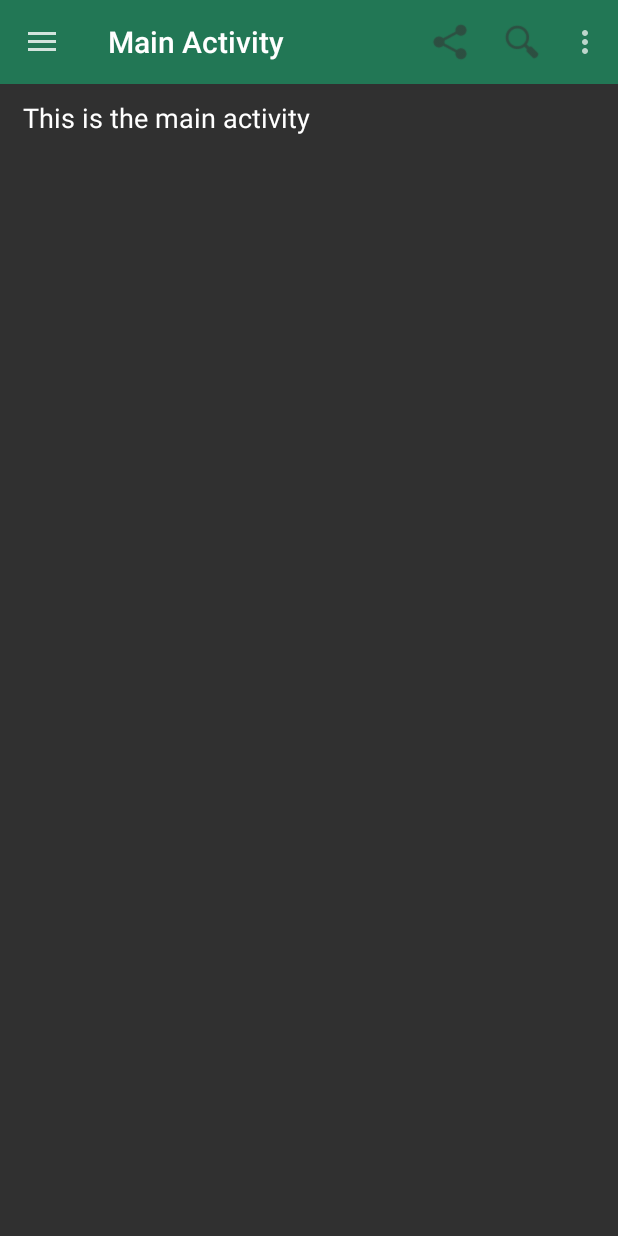
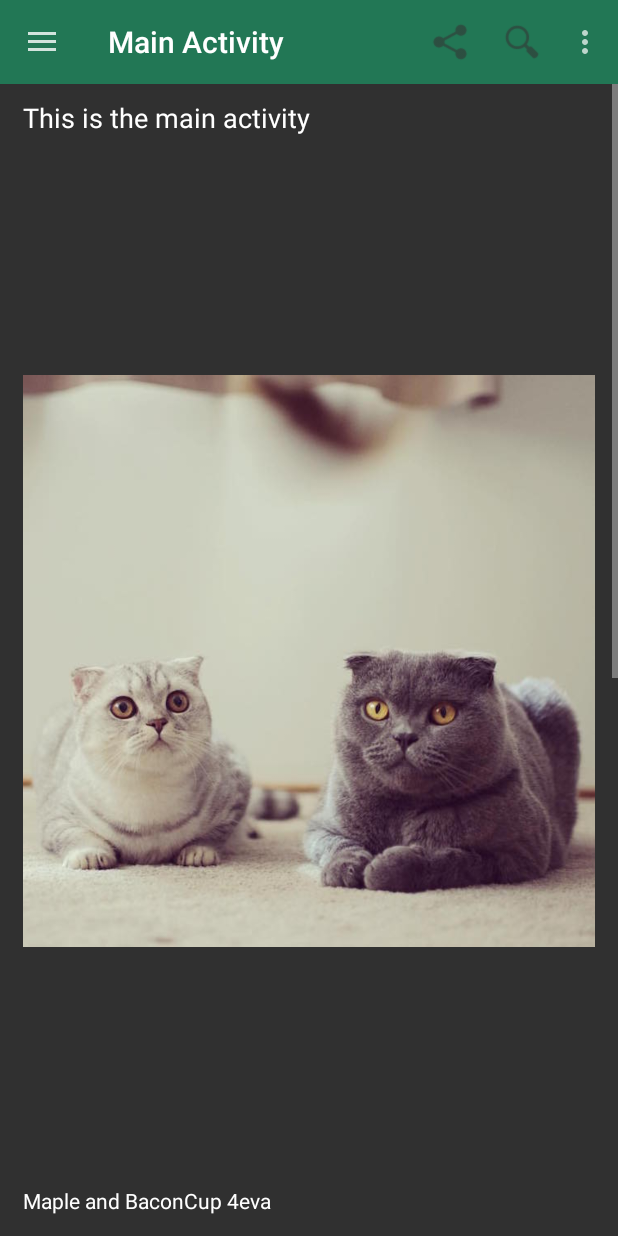
Before and after one commit to lararufflecoles/TutorialStartScreenAndSideMenu, an Android app: the MainActivity screen opened directly, with no data from a screen before it, on a phone screen of 412 x 824 dp. Run offline under Robolectric (Android 15) with nearby library versions, the phone set to English and light mode, and no system bars.

Commit message:
Added text and image view to main activity

```diff
--- a/app/src/main/java/es/rufflecol/lara/tutorialstartscreenandsidemenu/MainActivity.java
+++ b/app/src/main/java/es/rufflecol/lara/tutorialstartscreenandsidemenu/MainActivity.java
@@ -11,6 +11,7 @@ import android.view.MenuInflater;
 import android.support.v7.widget.Toolbar;
 import android.view.MenuItem;
 import android.widget.ArrayAdapter;
+import android.widget.ImageView;
 import android.widget.Toast;
 
 public class MainActivity extends AppCompatActivity {
@@ -42,6 +43,9 @@ public class MainActivity extends AppCompatActivity {
                 return true;
             }
         });
+
+        ImageView imageView = (ImageView) findViewById(R.id.bmImageView);
+        imageView.setImageResource(R.drawable.bm);
     }
 
 
--- a/app/src/main/res/layout/activity_main.xml
+++ b/app/src/main/res/layout/activity_main.xml
@@ -18,15 +18,52 @@
             android:background="@color/dark_green"
             android:minHeight="?attr/actionBarSize" />
 
-        <TextView
+        <ScrollView xmlns:android="http://schemas.android.com/apk/res/android"
             android:layout_width="match_parent"
             android:layout_height="wrap_content"
             android:layout_below="@id/toolbar"
-            android:paddingLeft="@dimen/side_padding"
-            android:paddingTop="@dimen/top_padding"
-            android:text="@string/main_activity"
-            android:textColor="@color/white"
-            android:textSize="@dimen/text_size_normal" />
+            android:fillViewport="false"
+            android:orientation="vertical">
+
+            <LinearLayout
+                android:layout_width="match_parent"
+                android:layout_height="wrap_content"
+                android:orientation="vertical">
+
+                <TextView
+                    android:id="@+id/main_activity_header"
+                    android:layout_width="match_parent"
+                    android:layout_height="wrap_content"
+                    android:layout_below="@id/toolbar"
+                    android:paddingLeft="@dimen/side_padding"
+                    android:paddingRight="@dimen/side_padding"
+                    android:paddingTop="@dimen/top_padding"
+                    android:text="@string/main_activity_sub_header"
+                    android:textColor="@color/white"
+                    android:textSize="@dimen/text_size_sub_header" />
+
+                <ImageView
+                    android:id="@+id/bmImageView"
+                    android:layout_width="match_parent"
+                    android:layout_height="wrap_content"
+                    android:layout_below="@+id/main_activity_header"
+                    android:paddingLeft="@dimen/side_padding"
+                    android:paddingRight="@dimen/side_padding" />
+
+                <TextView
+                    android:id="@+id/main_activity_text"
+                    android:layout_width="match_parent"
+                    android:layout_height="wrap_content"
+                    android:layout_below="@+id/bmImageView"
+                    android:paddingLeft="@dimen/side_padding"
+                    android:paddingRight="@dimen/side_padding"
+                    android:text="@string/main_activity_text"
+                    android:textColor="@color/white"
+                    android:textSize="@dimen/text_size_normal" />
+
+            </LinearLayout>
+
+        </ScrollView>
 
     </RelativeLayout>
 
--- a/app/src/main/res/values/dimens.xml
+++ b/app/src/main/res/values/dimens.xml
@@ -5,7 +5,8 @@
     <dimen name="bottom_margin_padding">5dp</dimen>
     <dimen name="side_margin_padding">5dp</dimen>
     <dimen name="side_padding">15dp</dimen>
-    <dimen name="text_size_normal">18sp</dimen>
     <dimen name="text_size_header">20sp</dimen>
+    <dimen name="text_size_sub_header">18sp</dimen>
+    <dimen name="text_size_normal">14sp</dimen>
 
 </resources>
--- a/app/src/main/res/values/strings.xml
+++ b/app/src/main/res/values/strings.xml
@@ -1,14 +1,17 @@
 <resources>
     <string name="app_name">TSS and SM</string>
-    <string name="activity_main">Main Activity</string>
+
+    <!--Toolbar-->
     <string name="action_settings">Settings</string>
     <string name="action_share">Share</string>
     <string name="action_search">Search</string>
+
+    <!--Tutorial Screen-->
     <string name="tutorial_screen_text">Tutorial Screen</string>
     <string name="tutorial_screen_done">Done</string>
+
+    <!--Side Menu-->
     <string name="drawer_header_text">Drawer Header</string>
-    <string name="main_activity">This is the main activity</string>
-
     <string name="nav_item_attachment">Attachment</string>
     <string name="nav_item_images">Images</string>
     <string name="nav_item_location">My Location</string>
@@ -16,4 +19,35 @@
     <string name="nav_sub_menu_item01">Sub Menu Item 1</string>
     <string name="nav_sub_menu_item02">Sub Menu Item 2</string>
 
+    <!--Main activity-->
+    <string name="activity_main">Main Activity</string>
+    <string name="main_activity_sub_header">This is the main activity</string>
+    <string name="main_activity_text">Maple and BaconCup 4eva\n\n
+
+        Lorem ipsum dolor sit amet, consectetur adipiscing elit, sed do eiusmod tempor incididunt ut labore et dolore magna aliqua.
+        Ut enim ad minim veniam, quis nostrud exercitation ullamco laboris nisi ut aliquip ex ea commodo consequat.
+        Duis aute irure dolor in reprehenderit in voluptate velit esse cillum dolore eu fugiat nulla pariatur.
+        Excepteur sint occaecat cupidatat non proident, sunt in culpa qui officia deserunt mollit anim id est laborum.\n\n
+
+    Lorem ipsum dolor sit amet, consectetur adipiscing elit, sed do eiusmod tempor incididunt ut labore et dolore magna aliqua.
+        Ut enim ad minim veniam, quis nostrud exercitation ullamco laboris nisi ut aliquip ex ea commodo consequat.
+        Duis aute irure dolor in reprehenderit in voluptate velit esse cillum dolore eu fugiat nulla pariatur.
+        Excepteur sint occaecat cupidatat non proident, sunt in culpa qui officia deserunt mollit anim id est laborum.\n\n
+
+    Lorem ipsum dolor sit amet, consectetur adipiscing elit, sed do eiusmod tempor incididunt ut labore et dolore magna aliqua.
+        Ut enim ad minim veniam, quis nostrud exercitation ullamco laboris nisi ut aliquip ex ea commodo consequat.
+        Duis aute irure dolor in reprehenderit in voluptate velit esse cillum dolore eu fugiat nulla pariatur.
+        Excepteur sint occaecat cupidatat non proident, sunt in culpa qui officia deserunt mollit anim id est laborum.\n\n
+
+    Lorem ipsum dolor sit amet, consectetur adipiscing elit, sed do eiusmod tempor incididunt ut labore et dolore magna aliqua.
+        Ut enim ad minim veniam, quis nostrud exercitation ullamco laboris nisi ut aliquip ex ea commodo consequat.
+        Duis aute irure dolor in reprehenderit in voluptate velit esse cillum dolore eu fugiat nulla pariatur.
+        Excepteur sint occaecat cupidatat non proident, sunt in culpa qui officia deserunt mollit anim id est laborum.\n\n
+
+    Lorem ipsum dolor sit amet, consectetur adipiscing elit, sed do eiusmod tempor incididunt ut labore et dolore magna aliqua.
+        Ut enim ad minim veniam, quis nostrud exercitation ullamco laboris nisi ut aliquip ex ea commodo consequat.
+        Duis aute irure dolor in reprehenderit in voluptate velit esse cillum dolore eu fugiat nulla pariatur.
+        Excepteur sint occaecat cupidatat non proident, sunt in culpa qui officia deserunt mollit anim id est laborum.\n</string>
+
+
 </resources>
```
Also changed, not shown: app/src/main/res/drawable/bm.jpg (added).
